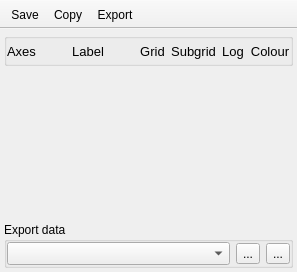
Old version of the form UIs/nCustomPlot.ui in the repository NeutrinoToolkit/Neutrino.
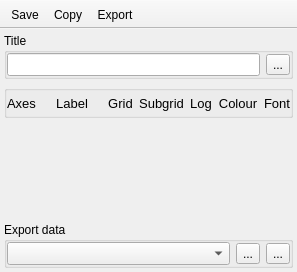
New version of the form. Icons and pictures are not drawn.

Commit message: adding title and changeing fonts for nCustomPlot

```diff
--- a/UIs/nCustomPlot.ui
+++ b/UIs/nCustomPlot.ui
@@ -30,7 +30,7 @@
     <property name="bottomMargin">
      <number>4</number>
     </property>
-    <item row="2" column="0">
+    <item row="4" column="0">
      <widget class="QGroupBox" name="groupBox_1">
       <property name="title">
        <string>Export data</string>
@@ -89,6 +89,47 @@
      </widget>
     </item>
     <item row="1" column="0">
+     <widget class="QGroupBox" name="groupBox">
+      <property name="title">
+       <string>Title</string>
+      </property>
+      <layout class="QGridLayout" name="gridLayout_2">
+       <property name="leftMargin">
+        <number>0</number>
+       </property>
+       <property name="topMargin">
+        <number>0</number>
+       </property>
+       <property name="rightMargin">
+        <number>0</number>
+       </property>
+       <property name="bottomMargin">
+        <number>0</number>
+       </property>
+       <item row="1" column="0">
+        <widget class="QLineEdit" name="plotTitle">
+         <property name="font">
+          <font>
+           <pointsize>10</pointsize>
+          </font>
+         </property>
+        </widget>
+       </item>
+       <item row="1" column="1">
+        <widget class="QToolButton" name="fontTitle">
+         <property name="text">
+          <string>...</string>
+         </property>
+         <property name="icon">
+          <iconset resource="../../neutrino-build/src/icons.qrc">
+           <normaloff>:/icons/font.png</normaloff>:/icons/font.png</iconset>
+         </property>
+        </widget>
+       </item>
+      </layout>
+     </widget>
+    </item>
+    <item row="3" column="0">
      <spacer name="verticalSpacer">
       <property name="orientation">
        <enum>Qt::Vertical</enum>
@@ -101,7 +142,7 @@
       </property>
      </spacer>
     </item>
-    <item row="0" column="0">
+    <item row="2" column="0">
      <widget class="QGroupBox" name="groupBox_2">
       <property name="font">
        <font>
@@ -122,7 +163,7 @@
         <number>0</number>
        </property>
        <item row="0" column="0">
-        <layout class="QGridLayout" name="labels_layout" columnstretch="0,1,0,0,0,0">
+        <layout class="QGridLayout" name="labels_layout" columnstretch="0,1,0,0,0,0,0">
          <item row="0" column="4">
           <widget class="QLabel" name="label_4">
            <property name="font">
@@ -213,6 +254,18 @@
            </property>
           </widget>
          </item>
+         <item row="0" column="6">
+          <widget class="QLabel" name="label_7">
+           <property name="font">
+            <font>
+             <pointsize>10</pointsize>
+            </font>
+           </property>
+           <property name="text">
+            <string>Font</string>
+           </property>
+          </widget>
+         </item>
         </layout>
        </item>
       </layout>
```
The commit also changes 5 other files.
